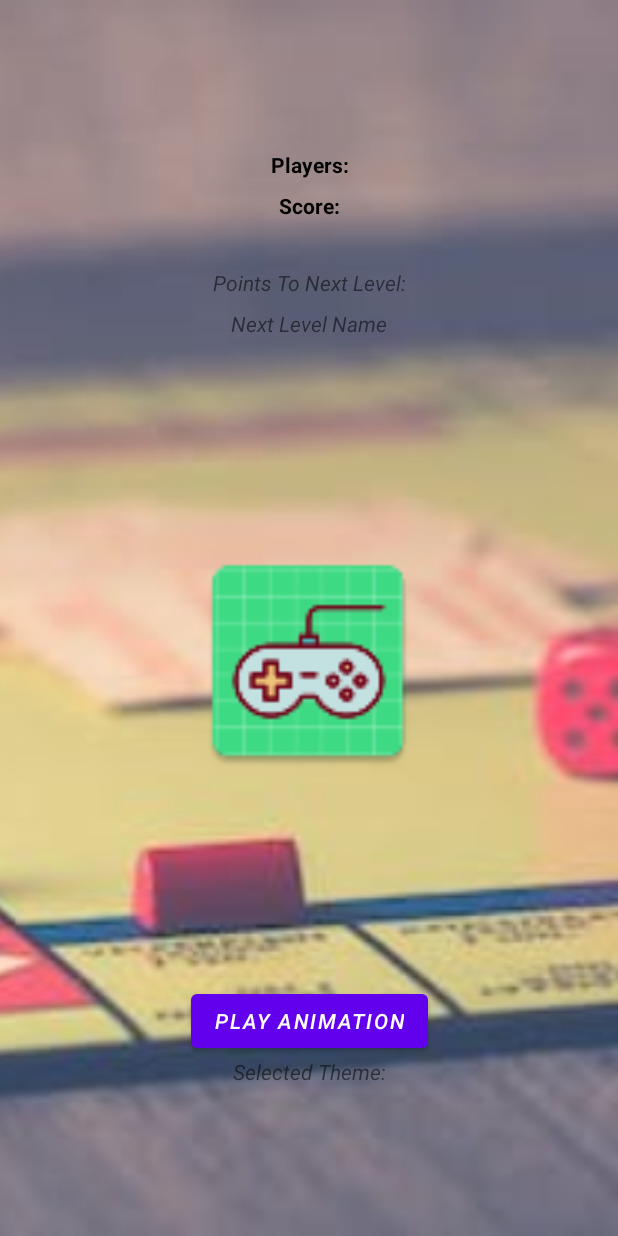
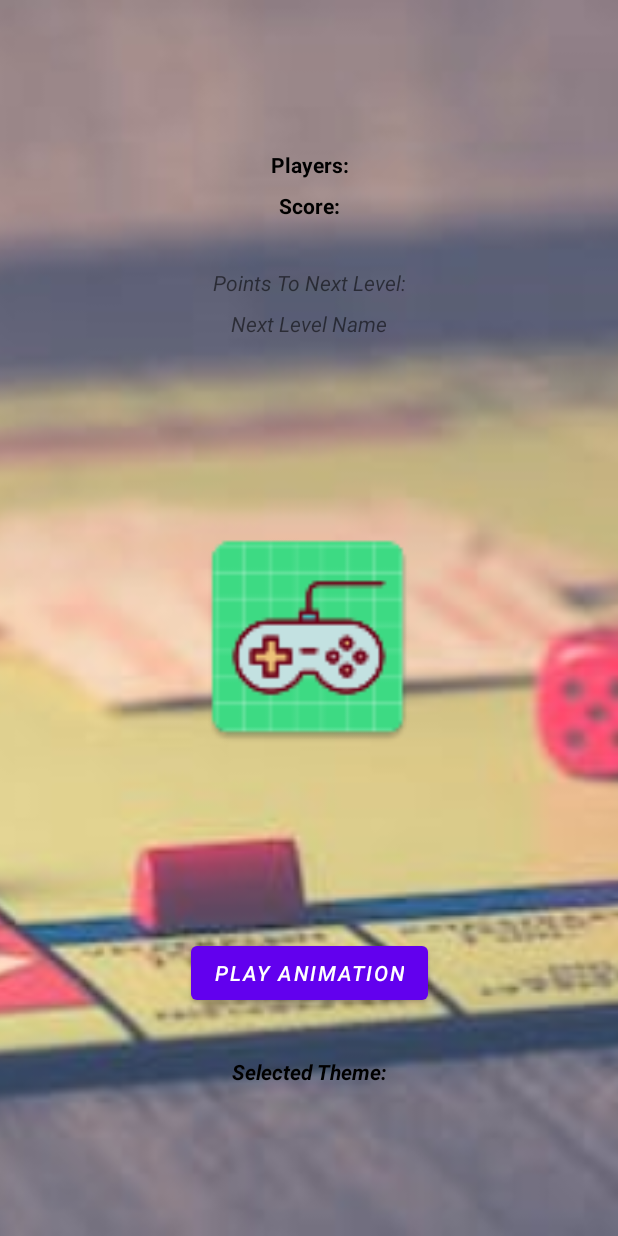
Before and after one commit to HobbesChiong/Co-operative-Goals-for-Competitive-Games, an Android app: the layout activity_achievement_celebration.xml on its own in the app's theme, with its tools: preview values and no code run, on a phone screen of 412 x 824 dp. Run offline under Robolectric (Android 15) with nearby library versions, the phone set to English and light mode, and no system bars.

Commit message:
Update achievement celebration layout and update app name

```diff
--- a/app/src/main/res/layout/activity_achievement_celebration.xml
+++ b/app/src/main/res/layout/activity_achievement_celebration.xml
@@ -101,6 +101,7 @@
         android:id="@+id/btnPlayAnimation"
         android:layout_width="wrap_content"
         android:layout_height="wrap_content"
+        android:layout_marginBottom="32dp"
         android:text="@string/ac_play_animation_placeholder"
         android:textStyle="italic"
         app:layout_constraintBottom_toTopOf="@+id/tvSelectTheme"
@@ -113,7 +114,9 @@
         android:layout_height="wrap_content"
         android:layout_marginBottom="100dp"
         android:text="@string/ac_selected_theme_placeholder"
-        android:textStyle="italic"
+        android:textAlignment="textStart"
+        android:textColor="#000000"
+        android:textStyle="bold|italic"
         app:layout_constraintBottom_toBottomOf="parent"
         app:layout_constraintEnd_toEndOf="parent"
         app:layout_constraintStart_toStartOf="parent" />
--- a/app/src/main/res/values/strings.xml
+++ b/app/src/main/res/values/strings.xml
@@ -1,5 +1,5 @@
 <resources>
-    <string name="app_name">iteration1</string>
+    <string name="app_name">Co-op Achievement</string>
     <string name="game_score">Game Score:</string>
     <string name="number_of_players">Number of Players:</string>
     <string name="delete_config">Delete Config</string>
```
